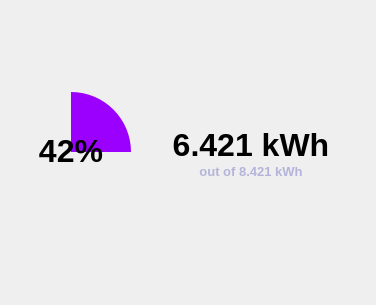
Qt form gui/consumption.ui (gq-tang/iot-mantun) before a commit.
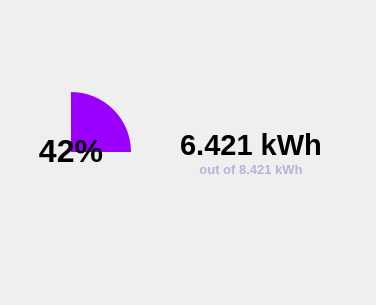
The same form after that commit.

```diff
--- a/gui/consumption.ui
+++ b/gui/consumption.ui
@@ -121,7 +121,7 @@
       <item>
        <widget class="QLabel" name="kwh_consumption_label">
         <property name="text">
-         <string>&lt;html&gt;&lt;head/&gt;&lt;body&gt;&lt;p&gt;&lt;span style=&quot; font-size:24pt; font-weight:700;&quot;&gt;6.421 kWh&lt;/span&gt;&lt;/p&gt;&lt;/body&gt;&lt;/html&gt;</string>
+         <string>&lt;html&gt;&lt;head/&gt;&lt;body&gt;&lt;p&gt;&lt;span style=&quot; font-size:22pt; font-weight:700;&quot;&gt;6.421 kWh&lt;/span&gt;&lt;/p&gt;&lt;/body&gt;&lt;/html&gt;</string>
         </property>
         <property name="alignment">
          <set>Qt::AlignCenter</set>
```
Left out of the diff: 26 changed lines with no effect on the pictures.
